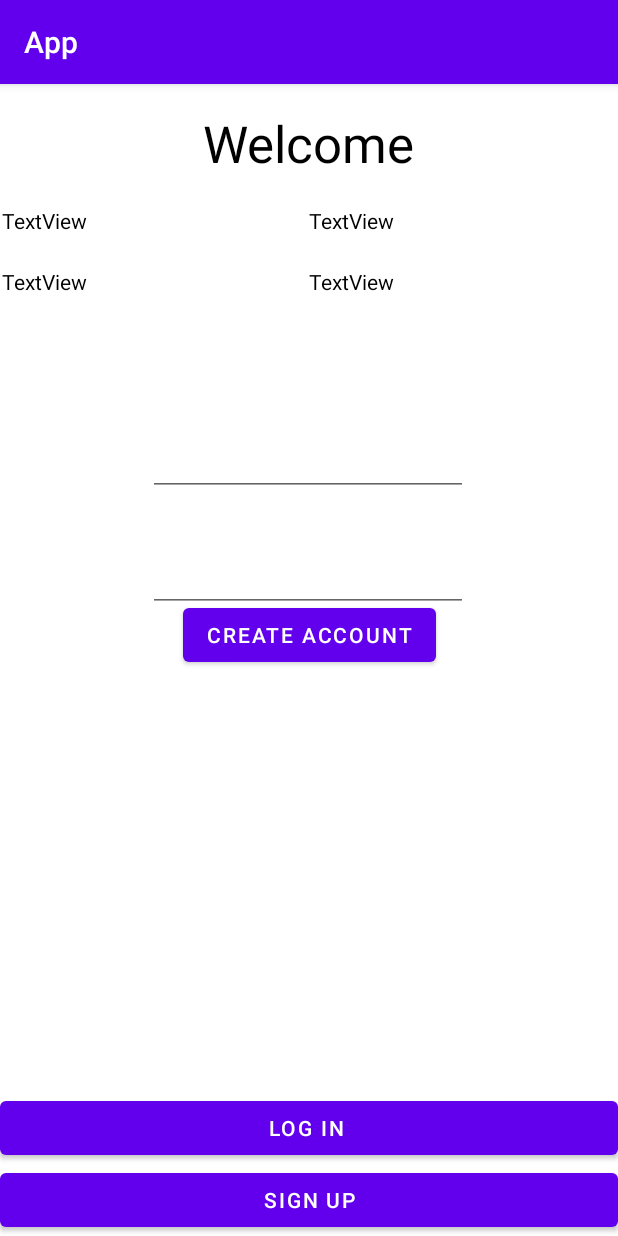
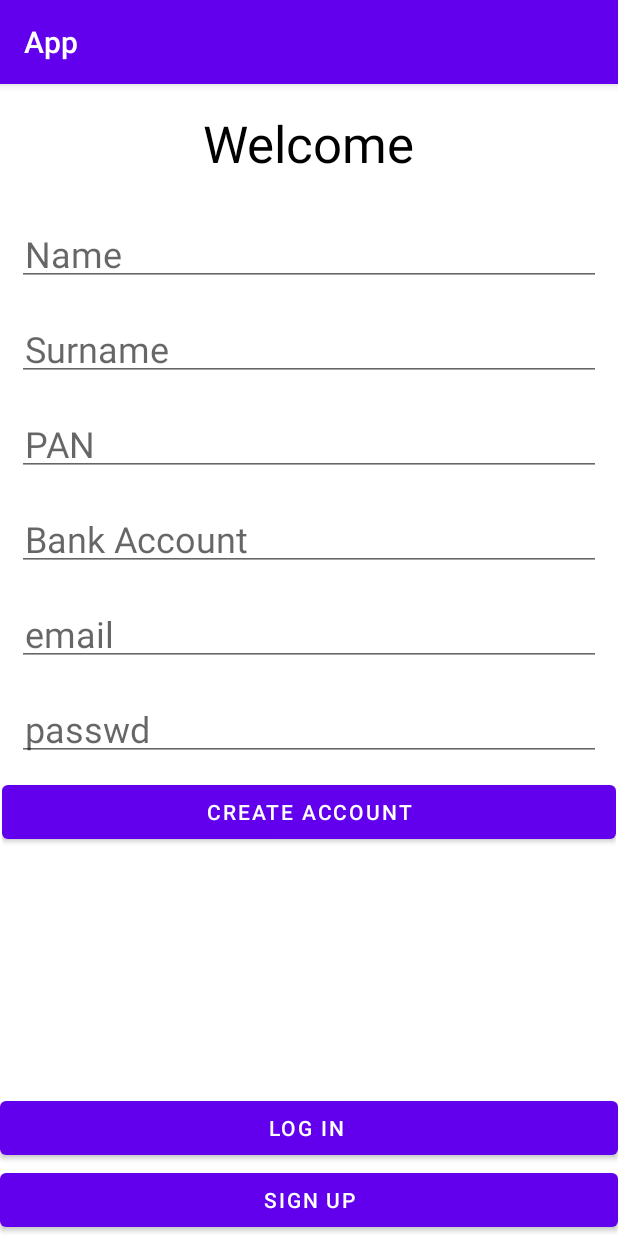
Before and after one commit to thehealer15/Vintage-investments, an Android app: the fragment registerFragment placed in its activity, on a phone screen of 412 x 824 dp. Run offline under Robolectric (Android 15) with nearby library versions, the phone set to English and light mode, and no system bars.

Commit message:
improved register screen

```diff
--- a/app/src/main/java/Screens/authentication/registerFragment.java
+++ b/app/src/main/java/Screens/authentication/registerFragment.java
@@ -21,11 +21,17 @@ import com.google.android.material.textfield.TextInputLayout;
 public class registerFragment extends Fragment {
     View parent;
     Context mContext;
-    EditText name , surname , bankAc , gavali;
+    EditText name , surname , bankAc , pan , email , passwd;
     Button createAc;
 
     private void init(){
-        createAc = parent.findViewById(R.id.create_acc);
+        createAc = parent.findViewById(R.id.create_ac_btn);
+        name  = parent.findViewById(R.id.name_register);
+        surname = parent.findViewById(R.id.surname_register);
+        bankAc  = parent.findViewById(R.id.bank_ac_register);
+        pan =  parent.findViewById(R.id.pan_register);
+        passwd = parent.findViewById(R.id.passwd_register);
+        email= parent.findViewById(R.id.email_register);
     }
 
     @Override
--- a/app/src/main/res/layout/fragment_register.xml
+++ b/app/src/main/res/layout/fragment_register.xml
@@ -1,97 +1,82 @@
-<androidx.constraintlayout.widget.ConstraintLayout xmlns:android="http://schemas.android.com/apk/res/android"
+<LinearLayout xmlns:android="http://schemas.android.com/apk/res/android"
     xmlns:app="http://schemas.android.com/apk/res-auto"
     xmlns:tools="http://schemas.android.com/tools"
     android:layout_width="match_parent"
     android:layout_height="match_parent"
-    tools:context="Screens.authentication.registerFragment">
+    android:orientation="vertical"
+    tools:context="Screens.authentication.registerFragment" >
 
-    <LinearLayout
-        android:id="@+id/linearLayout"
-        android:layout_width="0dp"
-        android:layout_height="wrap_content"
-        android:orientation="horizontal"
-        app:layout_constraintEnd_toEndOf="parent"
-        app:layout_constraintHorizontal_bias="0.5"
-        app:layout_constraintStart_toStartOf="parent"
-        app:layout_constraintTop_toTopOf="parent">
-
-        <TextView
-            android:id="@+id/textView2"
-            android:layout_width="wrap_content"
-            android:layout_height="wrap_content"
-            android:layout_weight="1"
-            android:text="TextView" />
-
-        <TextView
-            android:id="@+id/textView4"
-            android:layout_width="wrap_content"
-            android:layout_height="wrap_content"
-            android:layout_weight="1"
-            android:text="TextView" />
-
-    </LinearLayout>
-
-    <LinearLayout
-        android:id="@+id/linearLayout2"
+    <EditText
         android:layout_width="match_parent"
         android:layout_height="wrap_content"
-        android:layout_weight="1"
-        android:orientation="horizontal"
-        app:layout_constraintBottom_toBottomOf="parent"
-        app:layout_constraintEnd_toEndOf="parent"
-        app:layout_constraintHorizontal_bias="1.0"
-        app:layout_constraintStart_toStartOf="parent"
-        app:layout_constraintTop_toBottomOf="@+id/linearLayout"
-        app:layout_constraintVertical_bias="0.04">
-
-        <TextView
-            android:id="@+id/textView5"
-            android:layout_width="wrap_content"
-            android:layout_height="wrap_content"
-            android:layout_weight="1"
-            android:text="TextView" />
-
-        <TextView
-            android:id="@+id/textView6"
-            android:layout_width="wrap_content"
-            android:layout_height="wrap_content"
-            android:layout_weight="1"
-            android:text="TextView" />
-    </LinearLayout>
+        android:layout_margin="10sp"
+        android:ems="10"
+        android:hint="Name"
+        android:id="@+id/name_register"
+        android:inputType="textPersonName"
+        android:padding="5sp"
+        android:textSize="24sp" />
 
     <EditText
-        android:id="@+id/editTextTextEmailAddress"
-        android:layout_width="wrap_content"
+        android:layout_width="match_parent"
         android:layout_height="wrap_content"
-        android:layout_marginTop="88dp"
+        android:layout_margin="10sp"
         android:ems="10"
-        android:inputType="textEmailAddress"
-        app:layout_constraintEnd_toEndOf="parent"
-        app:layout_constraintHorizontal_bias="0.497"
-        app:layout_constraintStart_toStartOf="parent"
-        app:layout_constraintTop_toBottomOf="@+id/linearLayout2" />
+        android:hint="Surname"
+        android:id="@+id/surname_register"
+        android:inputType="textPersonName"
+        android:padding="5sp"
+        android:textSize="24sp" />
 
     <EditText
-        android:id="@+id/editTextTextPassword"
-        android:layout_width="wrap_content"
+        android:layout_width="match_parent"
         android:layout_height="wrap_content"
+        android:layout_margin="10sp"
         android:ems="10"
-        android:inputType="textPassword"
-        app:layout_constraintBottom_toBottomOf="parent"
-        app:layout_constraintEnd_toEndOf="parent"
-        app:layout_constraintHorizontal_bias="0.497"
-        app:layout_constraintStart_toStartOf="parent"
-        app:layout_constraintTop_toBottomOf="@+id/editTextTextEmailAddress"
-        app:layout_constraintVertical_bias="0.096" />
+        android:hint="PAN"
+        android:id="@+id/pan_register"
+        android:inputType="textPersonName"
+        android:padding="5sp"
+        android:textSize="24sp" />
+
+    <EditText
+        android:layout_width="match_parent"
+        android:layout_height="wrap_content"
+        android:layout_margin="10sp"
+        android:ems="10"
+        android:id="@+id/bank_ac_register"
+        android:hint="Bank Account"
+        android:inputType="textPersonName"
+        android:padding="5sp"
+        android:textSize="24sp" />
+
+    <EditText
+        android:layout_width="match_parent"
+        android:layout_height="wrap_content"
+        android:layout_margin="10sp"
+        android:ems="10"
+        android:id="@+id/email_register"
+        android:hint="email"
+        android:inputType="textEmailAddress"
+        android:padding="5sp"
+        android:textSize="24sp" />
+
+    <EditText
+        android:layout_width="match_parent"
+        android:layout_height="wrap_content"
+        android:layout_margin="10sp"
+        android:ems="10"
+        android:hint="passwd"
+        android:inputType="textPersonName"
+        android:padding="5sp"
+        android:id="@+id/passwd_register"
+        android:textSize="24sp" />
 
     <Button
-        android:id="@+id/create_acc"
-        android:layout_width="wrap_content"
+        android:id="@+id/create_ac_btn"
+        android:layout_width="match_parent"
         android:layout_height="wrap_content"
-        android:text="Create account"
-        app:layout_constraintBottom_toBottomOf="parent"
-        app:layout_constraintEnd_toEndOf="parent"
-        app:layout_constraintHorizontal_bias="0.5"
-        app:layout_constraintStart_toStartOf="parent"
-        app:layout_constraintTop_toTopOf="parent" />
-</androidx.constraintlayout.widget.ConstraintLayout>
+        android:text="Create Account" />
+
+
+</LinearLayout>
```
